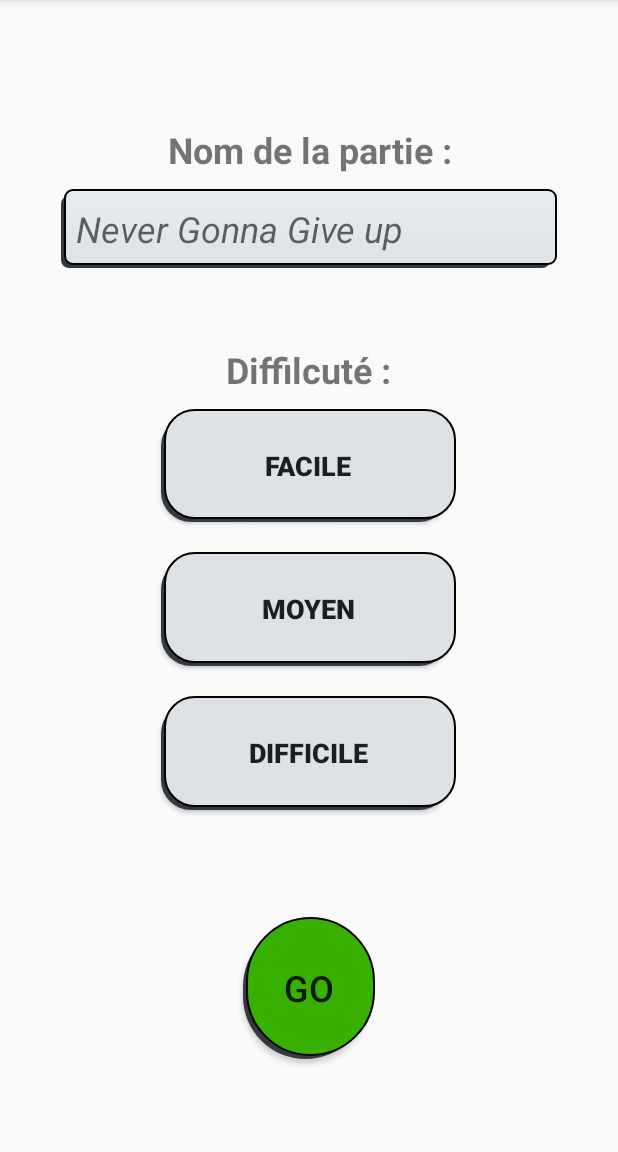
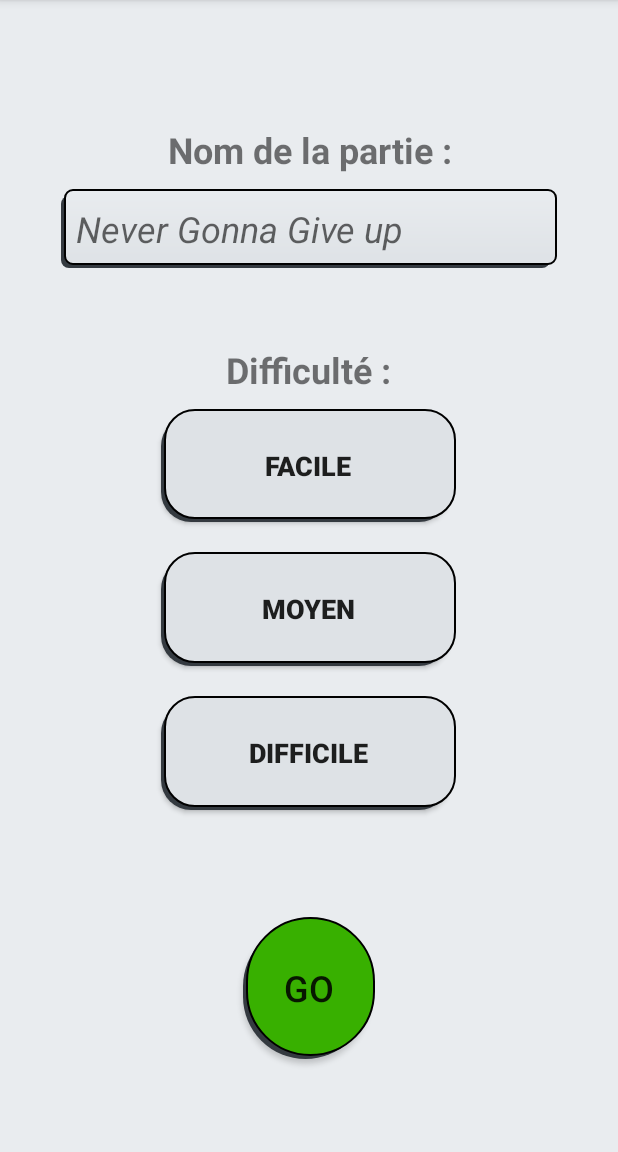
Before and after one commit to ETS-Android2/ProjetAndroidApplication, an Android app: the NewGameActivity screen opened directly, with no data from a screen before it, on a phone screen of 412 x 824 dp, the part 84-1236 px from its top. Run offline under Robolectric (Android 15) with nearby library versions, the phone set to English and light mode, and no system bars.

Commit message:
NewGameActivity Complétée ( sans menu )

```diff
--- a/CodeProjet/app/src/main/AndroidManifest.xml
+++ b/CodeProjet/app/src/main/AndroidManifest.xml
@@ -9,6 +9,9 @@
         android:roundIcon="@mipmap/ic_launcher_round"
         android:supportsRtl="true"
         android:theme="@style/Theme.ApplicationCalculMental">
+        <activity
+            android:name=".GameActivity"
+            android:exported="false" />
         <activity
             android:name=".ScoresActivity"
             android:exported="false" />
--- a/CodeProjet/app/src/main/res/layout/activity_new_game.xml
+++ b/CodeProjet/app/src/main/res/layout/activity_new_game.xml
@@ -9,7 +9,8 @@
     <LinearLayout
         android:layout_width="match_parent"
         android:layout_height="match_parent"
-        android:orientation="vertical">
+        android:orientation="vertical"
+        android:background="#e9ecef">
 
         <Space
             android:layout_width="match_parent"
@@ -19,12 +20,13 @@
         <LinearLayout
             android:layout_width="match_parent"
             android:layout_height="wrap_content"
+            android:nestedScrollingEnabled="false"
             android:orientation="horizontal">
 
             <Space
                 android:layout_width="wrap_content"
                 android:layout_height="match_parent"
-                android:layout_weight="1"/>
+                android:layout_weight="1" />
 
             <LinearLayout
                 android:layout_width="wrap_content"
@@ -35,26 +37,29 @@
                 <TextView
                     android:layout_width="match_parent"
                     android:layout_height="wrap_content"
+                    android:gravity="center"
                     android:text="Nom de la partie :"
-                    android:textStyle="bold"
                     android:textSize="24sp"
-                    android:gravity="center"/>
+                    android:textStyle="bold" />
 
                 <EditText
+                    android:id="@+id/gameName"
                     android:layout_width="match_parent"
                     android:layout_height="wrap_content"
+                    android:layout_margin="10dp"
+                    android:background="@drawable/newgame_edit_text"
                     android:hint="Never Gonna Give up"
+                    android:maxLength="16"
+                    android:singleLine="true"
                     android:textSize="24sp"
-                    android:textStyle="italic"
-                    android:background="@drawable/newgame_edit_text"
-                    android:layout_margin="10dp"/>
+                    android:textStyle="italic" />
 
             </LinearLayout>
 
             <Space
                 android:layout_width="wrap_content"
                 android:layout_height="match_parent"
-                android:layout_weight="1"/>
+                android:layout_weight="1" />
 
         </LinearLayout>
 
@@ -83,7 +88,7 @@
                 <TextView
                     android:layout_width="match_parent"
                     android:layout_height="wrap_content"
-                    android:text="Diffilcuté :"
+                    android:text="Difficulté :"
                     android:textStyle="bold"
                     android:textSize="24sp"
                     android:gravity="center"/>
@@ -152,7 +157,8 @@
                 android:text="GO"
                 android:textSize="24sp"
                 android:layout_margin="20dp"
-                android:background="@drawable/selector_launch_game_btn"/>
+                android:background="@drawable/selector_launch_game_btn"
+                android:id="@+id/launch"/>
 
             <Space
                 android:layout_width="wrap_content"
```
Also changed, not shown: CodeProjet/app/src/main/java/com/example/applicationcalculmental/GameActivity.java (added, +27 -0 lines), CodeProjet/app/src/main/java/com/example/applicationcalculmental/NewGameActivity.java (+83 -5 lines), CodeProjet/app/src/main/res/layout/activity_game.xml (added, +9 -0 lines).
